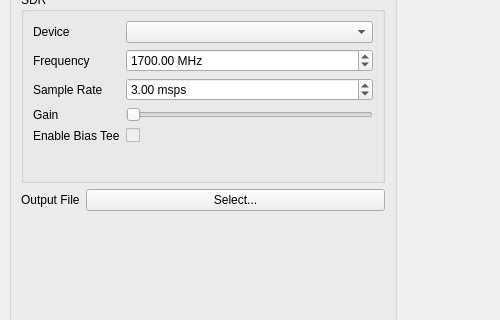
Xerbo/LeanHRPT-Demod, file src/qt/mainwindow.ui: the form before one commit; both pictures show x 0 to 500 and y 121 to 441 of the 800 by 600 pixel window.
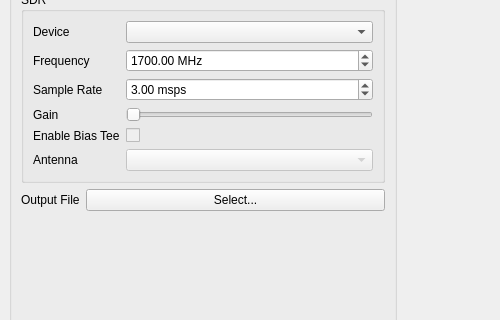
The form after the commit. The open tabs and pages were chosen to show the change. Icons and pictures are not drawn. Custom widgets are drawn as their Qt base class.

Commit message: Antenna selection support

```diff
--- a/src/qt/mainwindow.ui
+++ b/src/qt/mainwindow.ui
@@ -384,6 +384,26 @@
                 </property>
                </widget>
               </item>
+              <item row="5" column="0">
+               <widget class="QLabel" name="antennaLabel">
+                <property name="text">
+                 <string>Antenna</string>
+                </property>
+               </widget>
+              </item>
+              <item row="5" column="1">
+               <widget class="QComboBox" name="antenna">
+                <property name="enabled">
+                 <bool>false</bool>
+                </property>
+                <property name="sizePolicy">
+                 <sizepolicy hsizetype="Expanding" vsizetype="Fixed">
+                  <horstretch>0</horstretch>
+                  <verstretch>0</verstretch>
+                 </sizepolicy>
+                </property>
+               </widget>
+              </item>
              </layout>
             </widget>
            </item>
```
The commit also changes 5 other files.
